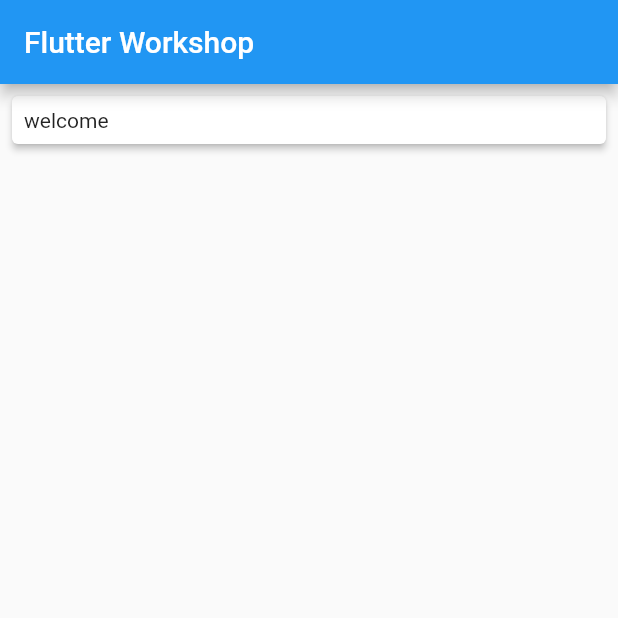
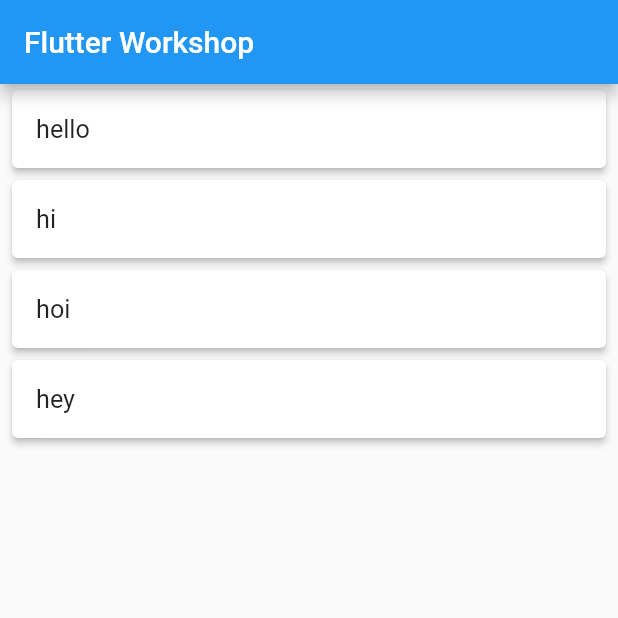
Before and after one commit to OmarEinea/FlutterWorkshop, a Flutter app: the screen it shows after launch, on a phone screen of 412 x 824 dp, the top half of it. Run offline on Flutter 3.47's test engine with Material 2 defaults, Android fonts, the phone set to English and light mode, and no system bars.

Commit message:
Step 4: card function with dynamic text

```diff
--- a/lib/main.dart
+++ b/lib/main.dart
@@ -1,6 +1,15 @@
 import 'package:flutter/material.dart';
 
 main() {
+  var card = (text) => Card(
+      margin: EdgeInsets.fromLTRB(8, 4, 8, 4),
+      elevation: 2,
+      child: Padding(
+        padding: EdgeInsets.all(16),
+        child: Text(text, textScaleFactor: 1.2,),
+      )
+  );
+
   runApp(
     MaterialApp(
       debugShowCheckedModeBanner: false,
@@ -8,17 +17,13 @@ main() {
         appBar: AppBar(
           title: Text('Flutter Workshop')
         ),
-        body: Column(
-          crossAxisAlignment: CrossAxisAlignment.stretch,
+        body: ListView(
+          // crossAxisAlignment: CrossAxisAlignment.stretch,
           children: [
-            Card(
-              margin: EdgeInsets.all(8),
-              elevation: 2,
-              child: Padding(
-                padding: EdgeInsets.all(8),
-                child: Text('welcome'),
-              )
-            ),
+            card('hello'),
+            card('hi'),
+            card('hoi'),
+            card('hey')
           ]
         ),
       )
```
